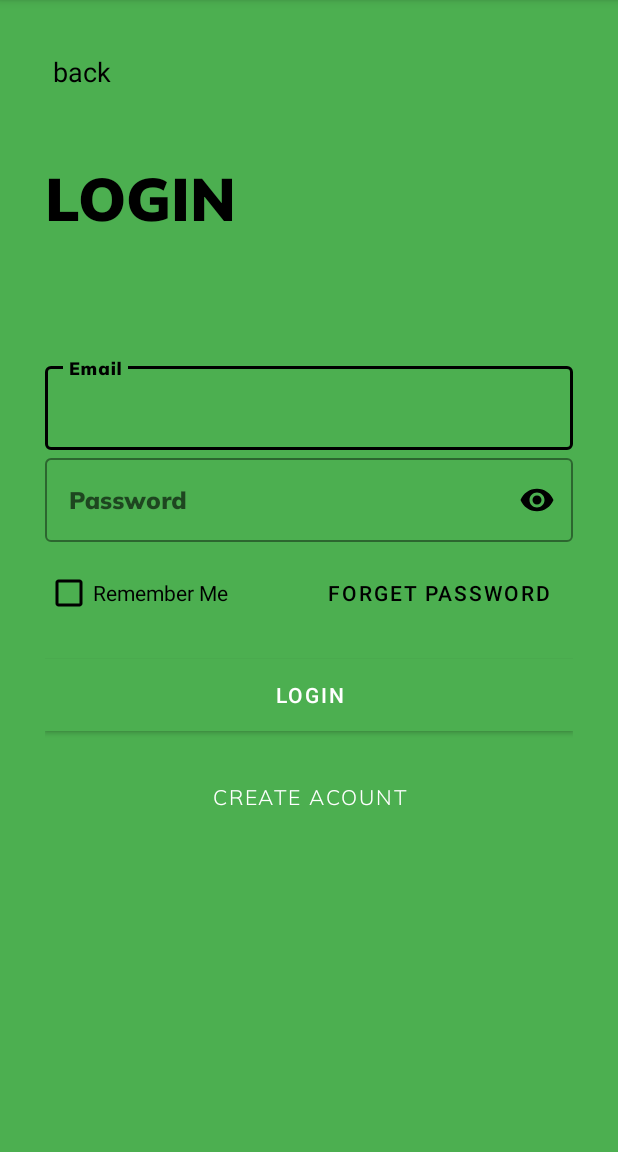
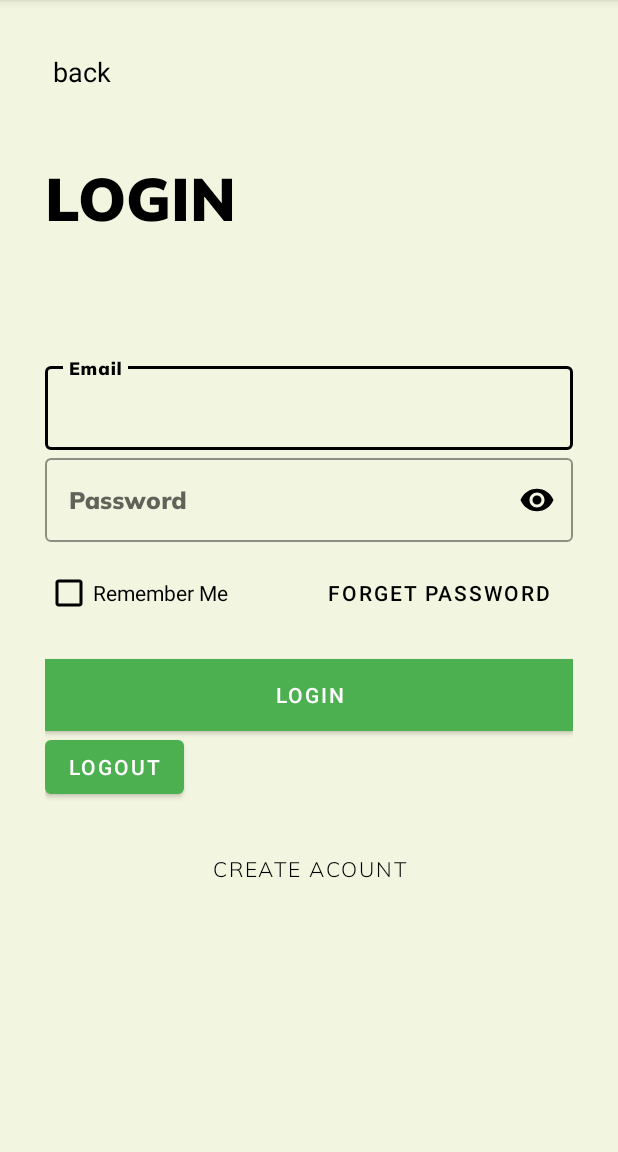
Before and after one commit to idoFassberg/GreenGuardian, an Android app: the LoginScreen screen opened directly, with no data from a screen before it, on a phone screen of 412 x 824 dp, the part 84-1236 px from its top. Run offline under Robolectric (Android 15) with nearby library versions, the phone set to English and light mode, and no system bars; our stand-ins replace Firebase (no records; nobody signed in at launch, a user with empty details on screens opened directly); 1 statement that could not run was skipped.

Commit message:
Updating the design to a uniform design and connecting the login page to my plants page

```diff
--- a/AndroidStudioProjects/app/src/main/res/layout/activity_login_screen.xml
+++ b/AndroidStudioProjects/app/src/main/res/layout/activity_login_screen.xml
@@ -5,7 +5,7 @@
     android:layout_width="match_parent"
     android:layout_height="match_parent"
     tools:context=".LoginSignup.LoginScreen"
-    android:background="#4CAF50"
+    android:background="@color/beige"
     android:padding="30dp">
 
     <LinearLayout
@@ -104,7 +104,6 @@
 
             </RelativeLayout>
 
-
             <Button
                 android:id="@+id/loginBtn"
                 android:layout_width="match_parent"
@@ -116,6 +115,18 @@
                 android:textColor="@color/white" />
 
             <Button
+                android:id="@+id/btn_logout"
+                android:layout_width="wrap_content"
+                android:layout_height="wrap_content"
+                android:onClick="onClickLogout"
+                android:text="LOGOUT"
+                android:textColor="@color/white"
+                app:layout_constraintBottom_toBottomOf="parent"
+                app:layout_constraintEnd_toEndOf="parent"
+                app:layout_constraintStart_toStartOf="parent"
+                app:layout_constraintTop_toTopOf="parent" />
+
+            <Button
                 android:id="@+id/signup_btn"
                 android:layout_width="match_parent"
                 android:layout_height="wrap_content"
@@ -124,15 +135,15 @@
                 android:elevation="5dp"
                 android:fontFamily="@font/muli_light"
                 android:text="create acount"
-                android:textColor="@color/white"
+                android:textColor="@color/black"
                 android:onClick="callSignupScreen"
                 android:transitionName="transition_signup"/>
 
-            <ProgressBar
+            <!--<ProgressBar
                 android:id="@+id/progressBarLogin"
                 style="?android:attr/progressBarStyle"
                 android:layout_width="match_parent"
-                android:layout_height="wrap_content" />
+                android:layout_height="wrap_content" />-->
 
         </LinearLayout>
 
```
